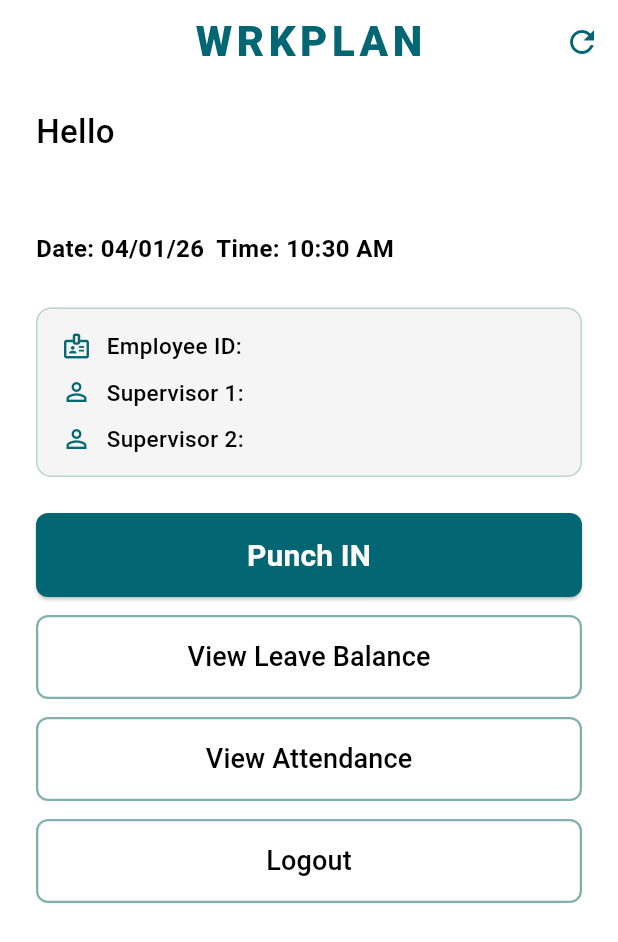
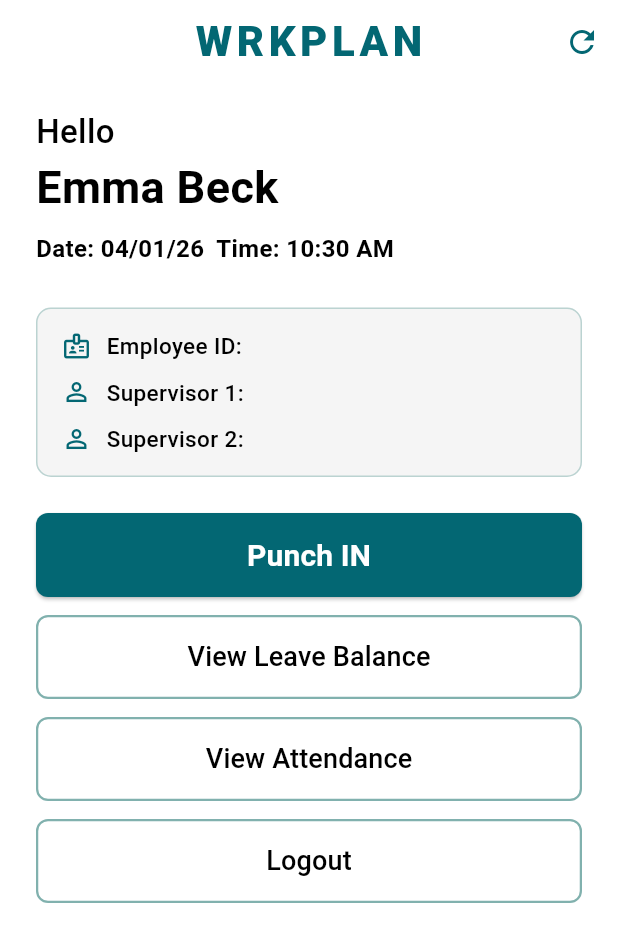
Before and after one commit to SATABHISHA/WrkPlanTimesheetKioskAndroidKolkata, a Flutter app: the RecognitionOptionScreen screen opened by its route, on a phone screen of 412 x 824 dp. Shown: the top 942 px of the screen. Run offline on Flutter 3.47's test engine with Material 3 defaults, Android fonts, the phone set to English and light mode, and no system bars; our stand-ins replace geolocator, image_picker, shared_preferences; accounts and stored records are empty; network calls fail.

Commit message:
hardcoded username

```diff
--- a/AndroidWrkplanTimesheetKiosk/lib/screens/attendance_log_screen.dart
+++ b/AndroidWrkplanTimesheetKiosk/lib/screens/attendance_log_screen.dart
@@ -60,7 +60,8 @@
   @override
   Widget build(BuildContext context) {
     final auth    = context.watch<AuthProvider>();
-    final empName = auth.user?.empName ?? '';
+    // final empName = auth.user?.empName ?? '';
+    final empName = 'Emma Beck';
     final dateLabel = _selectedDate != null
         ? DateFormat('MM/dd/yy').format(_selectedDate!)
         : 'Select Date';
--- a/AndroidWrkplanTimesheetKiosk/lib/screens/punch_status_screen.dart
+++ b/AndroidWrkplanTimesheetKiosk/lib/screens/punch_status_screen.dart
@@ -212,7 +212,8 @@
 
         _showLeaveDialog(ctx, items,
           dateUpto: json['LeaveDateUpto']?.toString() ?? '',
-          employeeName: auth.user?.empName ?? auth.user?.userName ?? '',
+          // employeeName: auth.user?.empName ?? auth.user?.userName ?? '',
+          employeeName: 'Emma Beck',
         );
       } else {
         _showSnack(ctx, json['message']?.toString() ?? 'No data');
--- a/AndroidWrkplanTimesheetKiosk/lib/screens/recognition_option_screen.dart
+++ b/AndroidWrkplanTimesheetKiosk/lib/screens/recognition_option_screen.dart
@@ -242,7 +242,8 @@
         _showLeaveDialog(
           items,
           dateUpto: json['LeaveDateUpto']?.toString() ?? '',
-          employeeName: auth.user?.empName ?? auth.user?.userName ?? '',
+          // employeeName: auth.user?.empName ?? auth.user?.userName ?? '',
+          employeeName: 'Emma Beck',
         );
       } else {
         _showSnack(json['message']?.toString() ?? 'No data');
@@ -410,7 +411,8 @@
                           fontSize: 22,
                           fontWeight: FontWeight.w500)),
                   Text(
-                    user.empName ?? user.userName ?? '',
+                    // user.empName ?? user.userName ?? '',
+                    'Emma Beck',
                     style: const TextStyle(
                         color: AppColors.textColor,
                         fontSize: 30,
--- a/AndroidWrkplanTimesheetKiosk/lib/screens/task_selection_screen.dart
+++ b/AndroidWrkplanTimesheetKiosk/lib/screens/task_selection_screen.dart
@@ -250,7 +250,8 @@
                       child: Column(
                         crossAxisAlignment: CrossAxisAlignment.start,
                         children: [
-                          Text(auth.user?.empName ?? '',
+                          // Text(auth.user?.empName ?? '',
+                          Text('Emma Beck',
                               style: const TextStyle(
                                   color: AppColors.textColor,
                                   fontWeight: FontWeight.bold,
```
